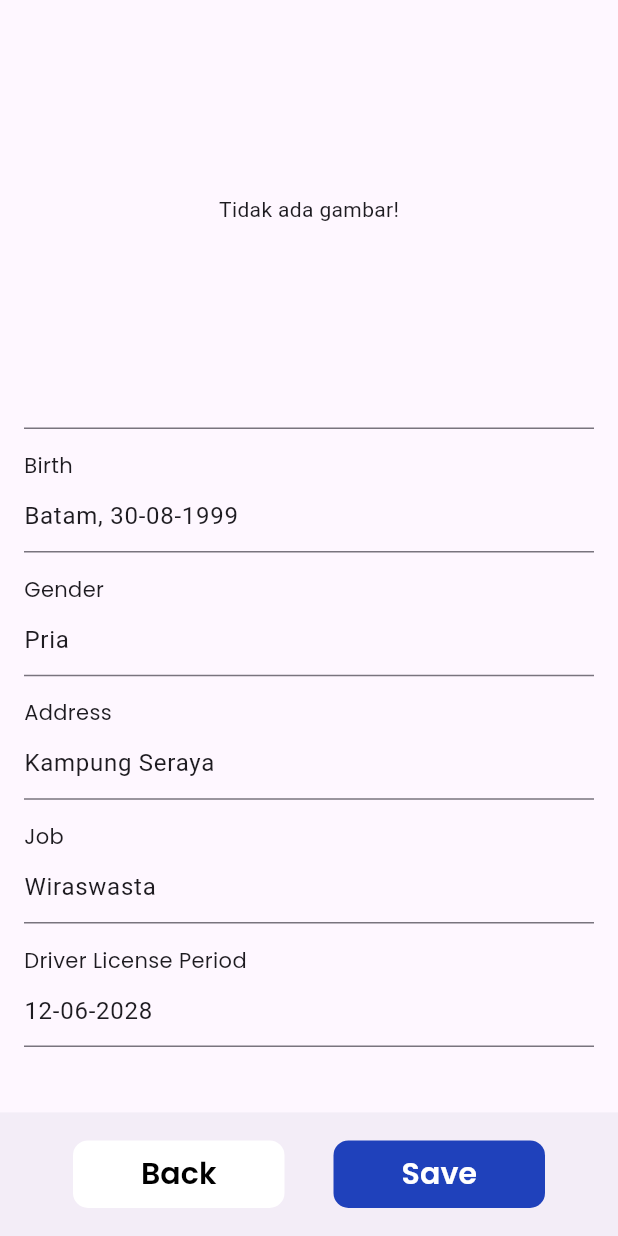
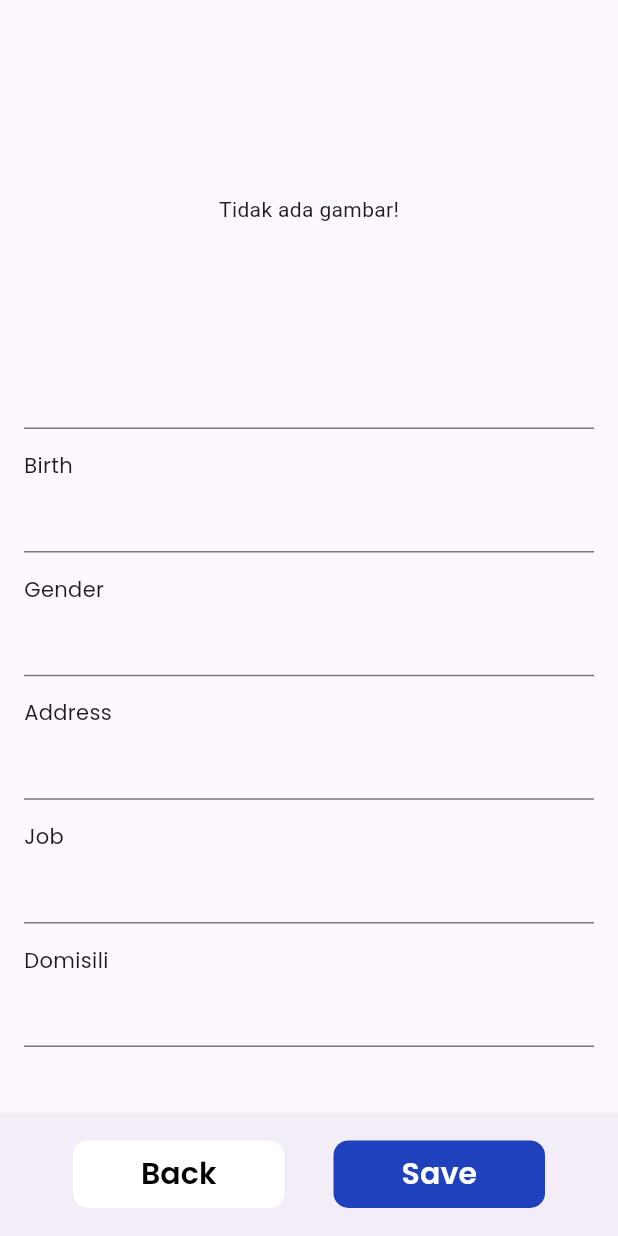
Before and after one commit to BrianMohamadSafiudin/SEPEDAKU, a Flutter app: the DetailScanScreen screen opened directly, scrolled down 222 dp, on a phone screen of 412 x 824 dp. Run offline on Flutter 3.47's test engine with Material 3 defaults, Android fonts, the phone set to English and light mode, and no system bars; our stand-ins replace animated_splash_screen, camera, cloud_firestore, easy_localization, firebase_auth, firebase_core and 7 more; accounts and stored records are empty.

Commit message:
W15: fix sim model

```diff
--- a/src/lib/model/simModel.dart
+++ b/src/lib/model/simModel.dart
@@ -7,6 +7,7 @@ class SimModel {
   final String gender;
   final String address;
   final String work;
+  final String domisili;
   final String simPeriod;
 
   SimModel({
@@ -18,6 +19,7 @@ class SimModel {
     required this.gender,
     required this.address,
     required this.work,
+    required this.domisili,
     required this.simPeriod,
   });
 
@@ -31,6 +33,7 @@ class SimModel {
       'gender': gender,
       'address': address,
       'work': work,
+      'domisili': domisili,
       'simPeriod': simPeriod
     };
   }
--- a/src/lib/screens/account/components/detailSaveScan.dart
+++ b/src/lib/screens/account/components/detailSaveScan.dart
@@ -35,7 +35,9 @@ class DetailSaveScanScreen extends StatelessWidget {
               ),
               Container(
                 height: size.height * 0.53,
-                child: FormScan(),
+                child: FormScan(
+                  currentIndex: currentIndex,
+                ),
               ),
             ],
           ),
@@ -89,61 +91,80 @@ class DetailSaveScanScreen extends StatelessWidget {
 }
 
 class FormScan extends StatelessWidget {
-  const FormScan({
-    super.key,
-  });
+  final int currentIndex;
+  const FormScan({super.key, required this.currentIndex});
 
   @override
   Widget build(BuildContext context) {
     Size size = MediaQuery.of(context).size;
+    return Consumer<SimProvider>(builder: (context, simProvider, _) {
       return Form(
           child: SingleChildScrollView(
         child: Column(
           children: [
+            // Text(currentIndex.toString()),
             Container(
               height: size.height * 0.1,
               child: ChildInForm(
-                title: LocaleKeys.licenseDriver, textController: 'C'),
+                  title: LocaleKeys.licenseDriver,
+                  textController:
+                      simProvider.savedSims[currentIndex].driverLicense),
             ),
             Container(
               height: size.height * 0.1,
               child: ChildInForm(
-                title: LocaleKeys.numberSIM, textController: '1002-9108-2828'),
-          ),
-          Container(
-            height: size.height * 0.1,
-            child:
-                ChildInForm(title: LocaleKeys.name, textController: 'Edward'),
+                  title: LocaleKeys.numberSIM,
+                  textController:
+                      simProvider.savedSims[currentIndex].simNumber),
             ),
             Container(
               height: size.height * 0.1,
               child: ChildInForm(
-                title: LocaleKeys.birth, textController: 'Batam, 30-08-1999'),
-          ),
-          Container(
-            height: size.height * 0.1,
-            child:
-                ChildInForm(title: LocaleKeys.gender, textController: 'Pria'),
+                  title: LocaleKeys.name,
+                  textController: simProvider.savedSims[currentIndex].name),
             ),
             Container(
               height: size.height * 0.1,
               child: ChildInForm(
-                title: LocaleKeys.address, textController: 'Kampung Seraya'),
+                  title: LocaleKeys.birth,
+                  textController:
+                      simProvider.savedSims[currentIndex].dateBirth),
             ),
             Container(
               height: size.height * 0.1,
               child: ChildInForm(
-                title: LocaleKeys.job, textController: 'Wiraswasta'),
+                  title: LocaleKeys.gender,
+                  textController: simProvider.savedSims[currentIndex].gender),
+            ),
+            Container(
+              height: size.height * 0.1,
+              child: ChildInForm(
+                  title: LocaleKeys.address,
+                  textController: simProvider.savedSims[currentIndex].address),
+            ),
+            Container(
+              height: size.height * 0.1,
+              child: ChildInForm(
+                  title: LocaleKeys.job,
+                  textController: simProvider.savedSims[currentIndex].work),
+            ),
+            Container(
+              height: size.height * 0.1,
+              child: ChildInForm(
+                  title: 'Domisili',
+                  textController: simProvider.savedSims[currentIndex].domisili),
             ),
             Container(
               height: size.height * 0.1,
               child: ChildInForm(
                   title: LocaleKeys.driverLicensePeriod,
-                textController: '12-06-2028'),
+                  textController:
+                      simProvider.savedSims[currentIndex].simPeriod),
             ),
           ],
         ),
       ));
+    });
   }
 }
 
--- a/src/lib/screens/account/components/detailScan.dart
+++ b/src/lib/screens/account/components/detailScan.dart
@@ -14,10 +14,25 @@ import 'package:sepedaku/screens/account/components/saveScan.dart';
 import 'package:flutter/material.dart';
 import 'package:google_fonts/google_fonts.dart';
 
-class DetailScanScreen extends StatelessWidget {
+class DetailScanScreen extends StatefulWidget {
   final XFile? imageSim;
   const DetailScanScreen({super.key, this.imageSim});
 
+  @override
+  State<DetailScanScreen> createState() => _DetailScanScreenState();
+}
+
+class _DetailScanScreenState extends State<DetailScanScreen> {
+  bool _isLoading = false;
+  final TextEditingController licenseDriverController = TextEditingController();
+  final TextEditingController simNumberController = TextEditingController();
+  final TextEditingController nameController = TextEditingController();
+  final TextEditingController dateBirthController = TextEditingController();
+  final TextEditingController genderController = TextEditingController();
+  final TextEditingController addressController = TextEditingController();
+  final TextEditingController workController = TextEditingController();
+  final TextEditingController domisiliController = TextEditingController();
+  final TextEditingController simPeriodController = TextEditingController();
   @override
   Widget build(BuildContext context) {
     Size size = MediaQuery.of(context).size;
@@ -29,12 +44,22 @@ class DetailScanScreen extends StatelessWidget {
             Container(
                 margin: EdgeInsets.only(bottom: 12),
                 height: size.height * 0.3,
-                child: imageSim != null
-                    ? Image.file(File(imageSim!.path))
+                child: widget.imageSim != null
+                    ? Image.file(File(widget.imageSim!.path))
                     : Center(child: Text('Tidak ada gambar!'))),
             Container(
               height: size.height * 0.53,
-              child: FormScan(),
+              child: FormScan(
+                licenseDriverController: licenseDriverController,
+                simNumberController: simNumberController,
+                nameController: nameController,
+                dateBirthController: dateBirthController,
+                addressController: addressController,
+                genderController: genderController,
+                workController: workController,
+                domisiliController: domisiliController,
+                simPeriodController: simPeriodController,
+              ),
             ),
           ],
         ),
@@ -53,9 +78,23 @@ class DetailScanScreen extends StatelessWidget {
                   textColor: Colors.black,
                   height: 45,
                   width: 141),
-              RoundedButton(
+              _isLoading
+                  ? ElevatedButton(
+                      onPressed: null,
+                      child: CircularProgressIndicator(),
+                      style: ElevatedButton.styleFrom(
+                          fixedSize: Size(141, 45),
+                          backgroundColor: primaryColor,
+                          elevation: 0,
+                          shape: RoundedRectangleBorder(
+                              borderRadius: BorderRadius.circular(10))),
+                    )
+                  : RoundedButton(
                       text: LocaleKeys.save,
                       press: () async {
+                        setState(() {
+                          _isLoading = true;
+                        });
                         var savedSimProvider =
                             Provider.of<SimProvider>(context, listen: false);
                         final user = FirebaseAuth.instance.currentUser;
@@ -68,15 +107,16 @@ class DetailScanScreen extends StatelessWidget {
                                 .collection('simUser');
                             var newSimDocRef = simCollectionRef.doc();
                             SimModel sim = SimModel(
-                          simImage: imageSim!.path,
-                          driverLicense: 'C',
-                          simNumber: '1002-9108-2828',
-                          name: 'Edward Sunan Hutabarat',
-                          dateBirth: 'Batam, 30-08-1999',
-                          gender: 'Pria',
-                          address: 'Kampung Seraya',
-                          work: 'Wiraswasta',
-                          simPeriod: '12 - 06 - 2028',
+                              simImage: widget.imageSim!.path,
+                              driverLicense: licenseDriverController.text,
+                              simNumber: simNumberController.text,
+                              name: nameController.text,
+                              dateBirth: dateBirthController.text,
+                              gender: genderController.text,
+                              address: addressController.text,
+                              work: workController.text,
+                              domisili: domisiliController.text,
+                              simPeriod: simPeriodController.text,
                             );
 
                             await newSimDocRef.set(sim.toMap());
@@ -90,10 +130,16 @@ class DetailScanScreen extends StatelessWidget {
                             );
                           } catch (e) {
                             print('Error saving to Firestore: $e');
+                            setState(() {
+                              _isLoading = false;
+                            });
                           }
                         } else {
                           print('User not authenticated');
                         }
+                        setState(() {
+                          _isLoading = false;
+                        });
                       },
                       color: primaryColor,
                       textColor: Colors.white,
@@ -106,8 +152,26 @@ class DetailScanScreen extends StatelessWidget {
 }
 
 class FormScan extends StatelessWidget {
+  final TextEditingController licenseDriverController;
+  final TextEditingController simNumberController;
+  final TextEditingController nameController;
+  final TextEditingController dateBirthController;
+  final TextEditingController genderController;
+  final TextEditingController addressController;
+  final TextEditingController workController;
+  final TextEditingController domisiliController;
+  final TextEditingController simPeriodController;
   const FormScan({
     super.key,
+    required this.licenseDriverController,
+    required this.simNumberController,
+    required this.nameController,
+    required this.dateBirthController,
+    required this.genderController,
+    required this.addressController,
+    required this.workController,
+    required this.domisiliController,
+    required this.simPeriodController,
   });
 
   @override
@@ -120,43 +184,53 @@ class FormScan extends StatelessWidget {
           Container(
             height: size.height * 0.1,
             child: ChildInForm(
-                title: LocaleKeys.licenseDriver, textController: 'C'),
+                title: LocaleKeys.licenseDriver,
+                textController: licenseDriverController.text),
           ),
           Container(
             height: size.height * 0.1,
             child: ChildInForm(
-                title: LocaleKeys.numberSIM, textController: '1002-9108-2828'),
-          ),
-          Container(
-            height: size.height * 0.1,
-            child:
-                ChildInForm(title: LocaleKeys.name, textController: 'Edward'),
+                title: LocaleKeys.numberSIM,
+                textController: simNumberController.text),
           ),
           Container(
             height: size.height * 0.1,
             child: ChildInForm(
-                title: LocaleKeys.birth, textController: 'Batam, 30-08-1999'),
-          ),
-          Container(
-            height: size.height * 0.1,
-            child:
-                ChildInForm(title: LocaleKeys.gender, textController: 'Pria'),
+                title: LocaleKeys.name, textController: nameController.text),
           ),
           Container(
             height: size.height * 0.1,
             child: ChildInForm(
-                title: LocaleKeys.address, textController: 'Kampung Seraya'),
+                title: LocaleKeys.birth,
+                textController: dateBirthController.text),
           ),
           Container(
             height: size.height * 0.1,
             child: ChildInForm(
-                title: LocaleKeys.job, textController: 'Wiraswasta'),
+                title: LocaleKeys.gender,
+                textController: genderController.text),
+          ),
+          Container(
+            height: size.height * 0.1,
+            child: ChildInForm(
+                title: LocaleKeys.address,
+                textController: addressController.text),
+          ),
+          Container(
+            height: size.height * 0.1,
+            child: ChildInForm(
+                title: LocaleKeys.job, textController: workController.text),
+          ),
+          Container(
+            height: size.height * 0.1,
+            child: ChildInForm(
+                title: 'Domisili', textController: domisiliController.text),
           ),
           Container(
             height: size.height * 0.1,
             child: ChildInForm(
                 title: LocaleKeys.driverLicensePeriod,
-                textController: '12-06-2028'),
+                textController: simPeriodController.text),
           ),
         ],
       ),
```
Also changed, not shown: src/lib/provider/simProvider.dart (+18 -0 lines), src/lib/screens/account/components/saveScan.dart (+7 -5 lines). Lines whose indentation alone changed are shown as unchanged.
